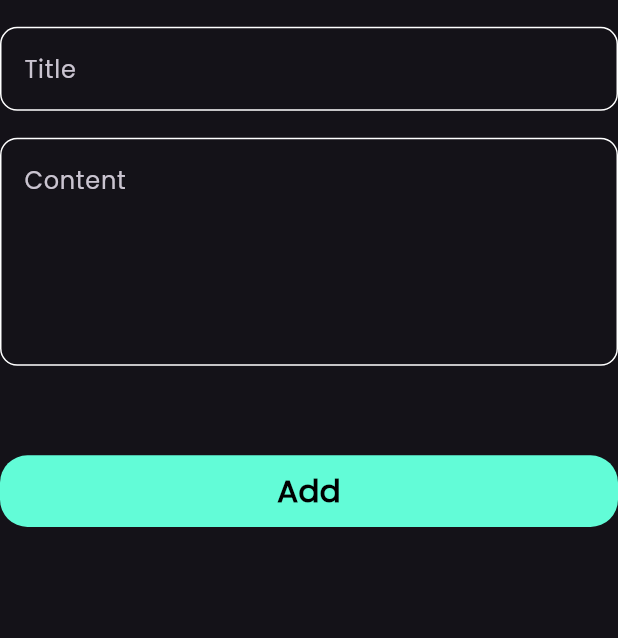
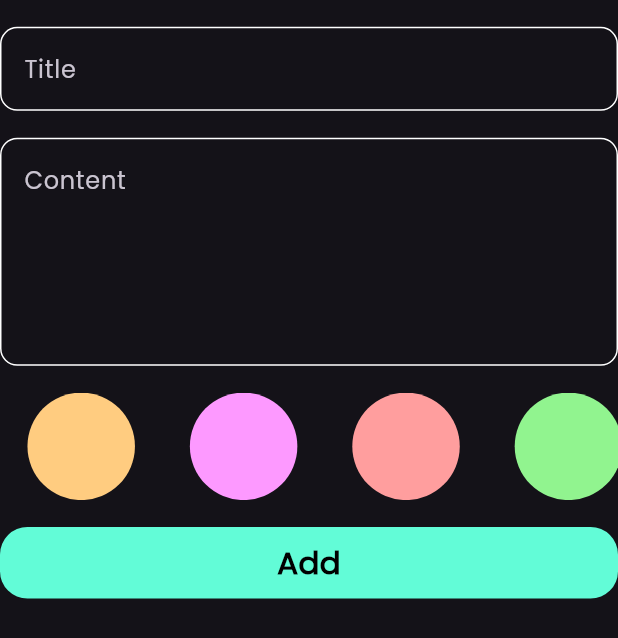
Before and after one commit to radwaadel17/Notes-app, a Flutter app: the AddNoteForm widget shown alone on an empty page, opened directly, on a phone screen of 412 x 824 dp. Shown: the top 638 px of the screen. Run offline on Flutter 3.47's test engine with Material 3 defaults, Android fonts, the phone set to English and light mode, and no system bars; our stand-ins replace flutter_bloc, flutter_screenutil, hive, hive_flutter, modal_progress_hud_nsn; accounts and stored records are empty.

Commit message:
create list of colors , list view of colors and color container

```diff
--- a/app/lib/widgets/AddNoteForm.dart
+++ b/app/lib/widgets/AddNoteForm.dart
@@ -20,6 +20,7 @@ class _AddNoteFormState extends State<AddNoteForm> {
   GlobalKey<FormState> globalKey = GlobalKey();
   AutovalidateMode autovalidateMode = AutovalidateMode.disabled;
   String? title, subtitle;
+
   @override
   Widget build(BuildContext context) {
     return Form(
@@ -47,7 +48,11 @@ class _AddNoteFormState extends State<AddNoteForm> {
             mx: 5,
           ),
           SizedBox(
-            height: 50.h,
+            height: 15.h,
+          ),
+          ListViewOfColors(),
+          SizedBox(
+            height: 15.h,
           ),
           customButton(
             onTap: () {
@@ -74,3 +79,50 @@ class _AddNoteFormState extends State<AddNoteForm> {
     );
   }
 }
+class ListViewOfColors extends StatefulWidget {
+  const ListViewOfColors({super.key});
+
+  @override
+  State<ListViewOfColors> createState() => _ListViewOfColorsState();
+}
+
+class _ListViewOfColorsState extends State<ListViewOfColors> {
+    List<Color> colors  = [
+  const Color(0xffFFCC80),
+  const Color(0xffFD99FF),
+  const Color(0xffFF9E9E),
+  const Color(0xff91F48F),
+  const Color(0xffFFF599),
+  const Color(0xffB69CFF),
+  ];
+  @override
+  Widget build(BuildContext context) {
+    return SizedBox(
+      height: 60.h,
+      child: ListView.builder(
+        scrollDirection: Axis.horizontal,
+        itemCount: colors.length,
+        itemBuilder: (context , index){
+         return ContainerColor(color: colors[index]);
+      }),
+    );
+  }
+}
+class ContainerColor extends StatelessWidget {
+  const ContainerColor({super.key, required this.color});
+  final Color color ;
+  @override
+  Widget build(BuildContext context) {
+    return Padding(
+      padding: EdgeInsets.symmetric(horizontal: 16.w),
+      child: Container(
+      height: 60.h,
+      width: 60.h,
+      decoration: BoxDecoration(
+        borderRadius: BorderRadius.circular(100.r),
+        color: color,
+      ),
+      ),
+    );
+  }
+}
```
